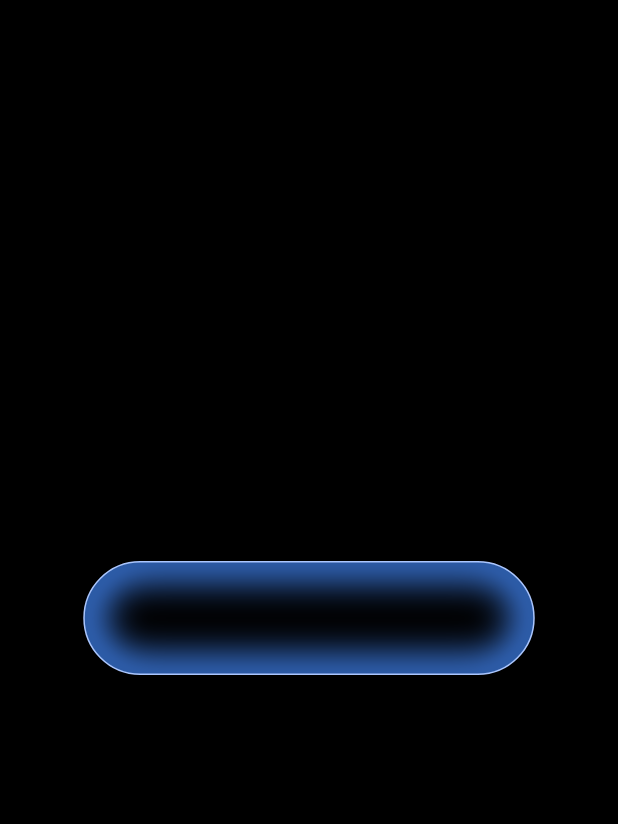
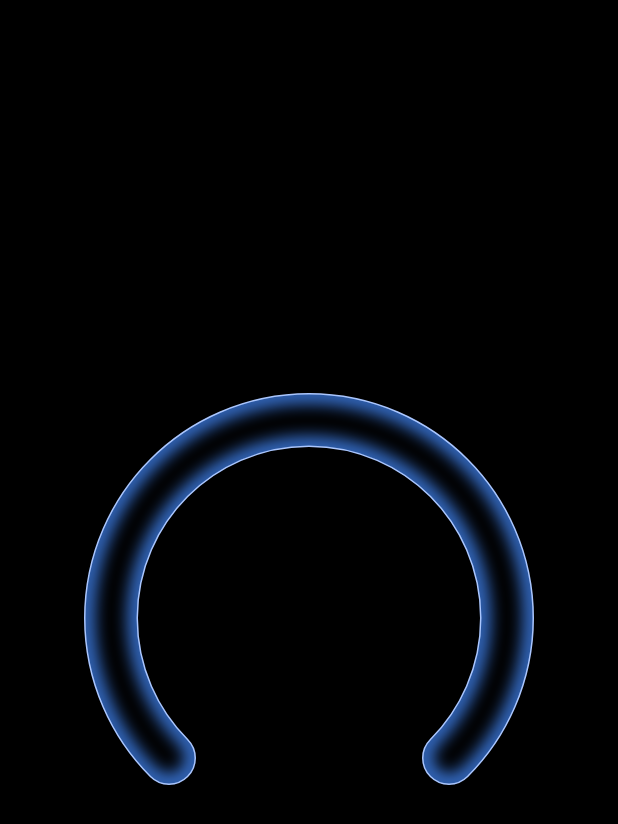
Before and after one commit to ebjorklund01/rainbow_glow_dial, a Flutter app: the screen it shows after launch, on a phone screen of 412 x 824 dp. Shown: the top 824 px of the screen. Run offline on Flutter 3.47's test engine with Material 3 defaults, Android fonts, the phone set to English and light mode, and no system bars; missing offline and left inert: widgetbook, widgetbook_annotation.

Commit message:
bends tube

```diff
--- a/lib/src/rainbow_glow_dial.dart
+++ b/lib/src/rainbow_glow_dial.dart
@@ -1,18 +1,20 @@
+import 'dart:math' as math;
+
 import 'package:flutter/material.dart';
 
-/// A static glowing tube for the first rainbow glow dial checkpoint.
+/// A static glowing arc tube for the rainbow glow dial.
 class RainbowGlowDial extends StatelessWidget {
-  /// Creates a static glowing tube.
+  /// Creates a static glowing arc tube.
   const RainbowGlowDial({super.key});
 
-  static const _width = 300.0;
-  static const _tubeWidth = 75.0;
+  static const _size = 300.0;
+  static const _tubeWidth = 35.0;
 
   @override
   Widget build(BuildContext context) {
     return const SizedBox(
-      width: _width,
-      height: _tubeWidth,
+      width: _size,
+      height: _size,
       child: CustomPaint(
         painter: _RainbowGlowTubePainter(),
       ),
@@ -24,18 +26,53 @@ class _RainbowGlowTubePainter extends CustomPainter {
   const _RainbowGlowTubePainter();
 
   static const double _tubeWidth = RainbowGlowDial._tubeWidth;
+  static const double _startAngle = 0.75 * math.pi;
+  static const double _sweepAngle = 1.5 * math.pi;
+  static const double _rimStrokeWidth = 1.0;
   static const _innerGlowColor = Color(0xFF3E7FE9);
   static const _rimColor = Color(0xFFAAC6FE);
 
   @override
   void paint(Canvas canvas, Size size) {
-    final tubeRect = Offset.zero & size;
-    const radius = Radius.circular(_tubeWidth / 2);
-    final tube = RRect.fromRectAndRadius(tubeRect, radius);
-    final tubePath = Path()..addRRect(tube);
+    final tubePath = _buildTubePath(size);
 
     _paintInnerGlow(canvas, tubePath);
-    _paintRim(canvas, tube);
+    _paintRim(canvas, tubePath);
+  }
+
+  Path _buildTubePath(Size size) {
+    const capRadius = _tubeWidth / 2;
+    const endAngle = _startAngle + _sweepAngle;
+    final center = Offset(size.width / 2, size.height / 2);
+    final outerRadius = (size.shortestSide - _rimStrokeWidth) / 2;
+    final innerRadius = outerRadius - _tubeWidth;
+    final centerlineRadius = innerRadius + capRadius;
+    final outerRect = Rect.fromCircle(center: center, radius: outerRadius);
+    final innerRect = Rect.fromCircle(center: center, radius: innerRadius);
+    final endCapRect = Rect.fromCircle(
+      center: _pointOnCircle(center, centerlineRadius, endAngle),
+      radius: capRadius,
+    );
+    final startCapRect = Rect.fromCircle(
+      center: _pointOnCircle(center, centerlineRadius, _startAngle),
+      radius: capRadius,
+    );
+    final outerStart = _pointOnCircle(center, outerRadius, _startAngle);
+
+    return Path()
+      ..moveTo(outerStart.dx, outerStart.dy)
+      ..arcTo(outerRect, _startAngle, _sweepAngle, false)
+      ..arcTo(endCapRect, endAngle, math.pi, false)
+      ..arcTo(innerRect, endAngle, -_sweepAngle, false)
+      ..arcTo(startCapRect, _startAngle + math.pi, math.pi, false)
+      ..close();
+  }
+
+  Offset _pointOnCircle(Offset center, double radius, double angle) {
+    return Offset(
+      center.dx + math.cos(angle) * radius,
+      center.dy + math.sin(angle) * radius,
+    );
   }
 
   void _paintInnerGlow(Canvas canvas, Path tubePath) {
@@ -53,13 +90,13 @@ class _RainbowGlowTubePainter extends CustomPainter {
       ..restore();
   }
 
-  void _paintRim(Canvas canvas, RRect tubeRRect) {
+  void _paintRim(Canvas canvas, Path tubePath) {
     final rimPaint = Paint()
       ..color = _rimColor
       ..style = PaintingStyle.stroke
-      ..strokeWidth = 1;
+      ..strokeWidth = _rimStrokeWidth;
 
-    canvas.drawRRect(tubeRRect, rimPaint);
+    canvas.drawPath(tubePath, rimPaint);
   }
 
   @override
```
Also changed, not shown: example/flutter_01.png (added), 2 other files.
